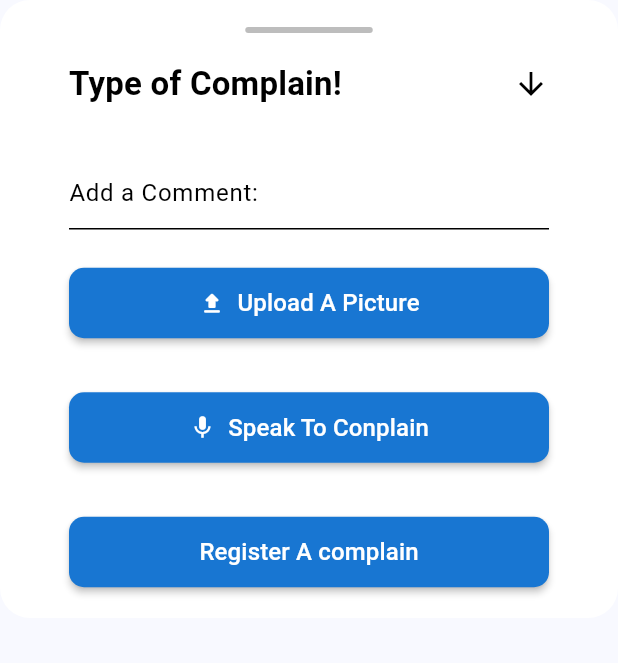
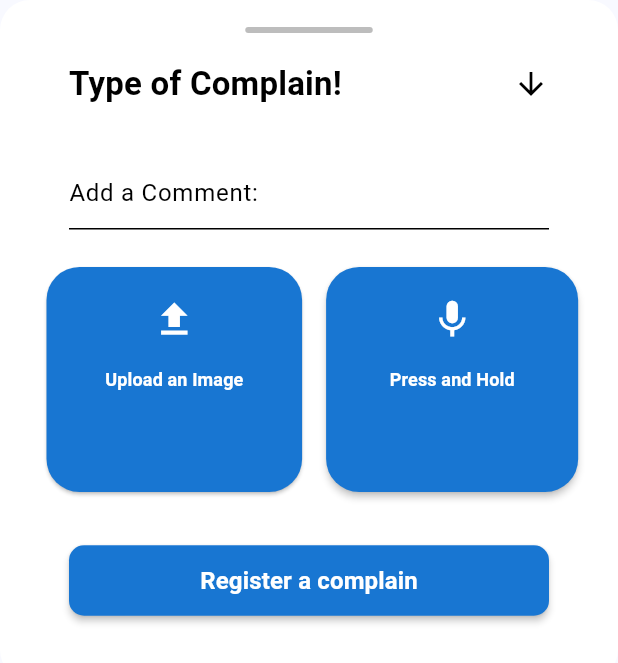
Before and after one commit to projectdoon/project_doon, a Flutter app: the DragList widget shown alone on an empty page, opened directly, on a phone screen of 412 x 824 dp. Shown: the top 663 px of the screen. Run offline on Flutter 3.47's test engine with Material 3 defaults, Android fonts, the phone set to English and light mode, and no system bars; our stand-ins replace firebase_auth, firebase_core, flutter_svg, geocoding, geolocator, get and 4 more; missing offline and left inert: dart:ffi, mongo_dart; accounts and stored records are empty; Roboto replaces fonts that are missing (FontMain/Product Sans Bold.ttf); project files that could hold a hidden picture were left out.

Commit message:
my complain ui

```diff
--- a/lib/Home_Screen_ui/Complains/isRegister.dart
+++ b/lib/Home_Screen_ui/Complains/isRegister.dart
@@ -1,4 +1,5 @@
 import 'package:flutter/material.dart';
+import 'package:flutter_svg/svg.dart';
 
 import '../Navigation_menu.dart';
 
@@ -51,11 +52,14 @@ class _IsregisterState extends State<Isregister> {
               margin: const EdgeInsets.only(top: 16),
               width: MediaQuery.of(context).size.width * 0.7,
               height: MediaQuery.of(context).size.height * 0.3,
+              // child: SvgPicture.asset(
+              //   'assets/Ok-amico 1.svg',
+              //   fit: BoxFit.cover,
+              // ),
               decoration: BoxDecoration(
                 borderRadius: BorderRadius.circular(12),
                 image: DecorationImage(
                   image: AssetImage('assets/Male Memojis.png'),
-
                   fit: BoxFit.cover,
                 ),
               ),
--- a/lib/Home_Screen_ui/Complains/quickDraglist.dart
+++ b/lib/Home_Screen_ui/Complains/quickDraglist.dart
@@ -2,7 +2,7 @@ import 'package:flutter/cupertino.dart';
 import 'package:flutter/material.dart';
 import 'package:mydoon/Home_Screen_ui/Complains/quicDragIsregister.dart';
 
-import 'isRegister.dart';
+import '../home_screen.dart';
 
 class DragList extends StatefulWidget {
   const DragList({super.key});
@@ -12,12 +12,24 @@ class DragList extends StatefulWidget {
 }
 
 class _DragListState extends State<DragList> {
+
   List<String> itemsofComplain = ["Garbage Collection", "Dead Animal", "Water Leakage"];
   String? index;
 
   @override
   Widget build(BuildContext context) {
+
+    void addToUserComplain() {
+      print('added succesfully');
+      userComplain.add({"message": "You Registered a complain",});
+      Navigator.pop(context);
+    }
+
+
+    double displaySize = MediaQuery.of(context).size.width;
     return DraggableScrollableSheet(
+      initialChildSize: 0.55,
+      maxChildSize: 0.85,
       expand: false,
       builder: (BuildContext context, ScrollController scrollController) {
         return Container(
@@ -104,50 +116,209 @@ class _DragListState extends State<DragList> {
 
                 const SizedBox(height: 25),
 
-                // upload picture
-                Container(
-              width: 450,
-              child: Padding(
-                padding: const EdgeInsets.only(left: 30, right: 30),
-                child: ElevatedButton(
-                  style: ElevatedButton.styleFrom(
-                    backgroundColor: const Color.fromARGB(255, 24, 118, 210),
-                    elevation: 2.0, // Button shadow
-                    shape: RoundedRectangleBorder(
-                      borderRadius: BorderRadius.circular(10.0), // Rounded corners
-                    ),
-                    padding: const EdgeInsets.symmetric(
-                        horizontal: 20, vertical: 12), // Button padding
-                  ),
-                  onPressed: () async {
 
-                  },
-                  child: const Row(
-                    mainAxisSize: MainAxisSize.min,
-                    mainAxisAlignment: MainAxisAlignment.center,
-                    children: [
-                      Icon(
-                        Icons.upload_rounded,
-                        color: Colors.white,
-                      ),
-                      SizedBox(width: 8),
-                      Text(
-                        'Upload A Picture',
-                        style: TextStyle(
-                          color: Colors.white, // Text color
-                          fontSize: 16, // Text size
+
+                Row(
+
+                  children: [
+
+                    Container(
+                      width: displaySize * 0.45,
+                      height: 150,
+                      padding: const EdgeInsets.only(left: 15,),
+                      child: ElevatedButton(
+                        style: ElevatedButton.styleFrom(
+                          backgroundColor: const Color.fromARGB(255, 24, 118, 210),
+                          shape: RoundedRectangleBorder(
+                            borderRadius: BorderRadius.circular(22.0), // Rounded corners
+                          ),
+                        ),
+                        onPressed: () {},
+                        child: const Padding(
+                          padding: EdgeInsets.only(top:20,),
+                          child: Column(
+                            mainAxisAlignment: MainAxisAlignment.start,
+                            children: [
+                              Icon(
+                                Icons.upload,
+                                size: 30,
+                                color: Colors.white,
+                              ),
+                              SizedBox(height: 16),
+                              Text(
+                                'Upload an Image',
+                                style: TextStyle(
+                                  color: Colors.white,
+                                  fontSize: 12, // Text size
+                                  fontWeight: FontWeight.bold
+                                ),
+                              ),
+
+                              SizedBox(height: 16),
+
+                              // Align(
+                              //   alignment: Alignment.centerLeft,
+                              //   child: Text(
+                              //     'One Click Register! ',
+                              //     style: TextStyle(
+                              //         color: Colors.white,
+                              //         fontSize: 10, // Text size
+                              //     ),
+                              //   ),
+                              // ),
+
+                            ],
+                          ),
                         ),
                       ),
-                    ],
-                  ),
+                    ),
+
+                    SizedBox(width: 16),
+
+                    Container(
+                      width: displaySize * 0.42,
+                      height: 150,
+                      padding: const EdgeInsets.only(right: 5,),
+                      child: ElevatedButton(
+                        style: ElevatedButton.styleFrom(
+                          backgroundColor: const Color.fromARGB(255, 24, 118, 210),
+                          elevation: 2.0, // Button shadow
+                          shape: RoundedRectangleBorder(
+                            borderRadius: BorderRadius.circular(22.0), // Rounded corners
+                          ),
+                        ),
+                        onPressed: () {  },
+                        child: Padding(
+                          padding: EdgeInsets.only(top:20,),
+                          child: const Column(
+                            mainAxisAlignment: MainAxisAlignment.start,
+                            children: [
+                              Icon(
+                                Icons.mic,
+                                size: 30,
+                                color: Colors.white,
+                              ),
+                              SizedBox(height: 16),
+                              Text(
+                                'Press and Hold',
+                                style: TextStyle(
+                                    color: Colors.white,
+                                    fontSize: 12, // Text size
+                                    fontWeight: FontWeight.bold
+                                ),
+                              ),
+
+                              SizedBox(height: 16),
+
+                              // Align(
+                              //   alignment: Alignment.centerLeft,
+                              //   child: Text(
+                              //     'One Click Register! ',
+                              //     style: TextStyle(
+                              //         color: Colors.white,
+                              //         fontSize: 10, // Text size
+                              //     ),
+                              //   ),
+                              // ),
+
+                            ],
+                          ),
+                        ),
+                      ),
+                    ),
+
+                  ],
+
                 ),
-              ),
-            ),
 
+
+                // const SizedBox(height: 35),
+
+                //     Container(
+            //   width: 450,
+            //   child: Padding(
+            //     padding: const EdgeInsets.only(left: 30, right: 30),
+            //     child: ElevatedButton(
+            //       style: ElevatedButton.styleFrom(
+            //         backgroundColor: const Color.fromARGB(255, 24, 118, 210),
+            //         elevation: 2.0, // Button shadow
+            //         shape: RoundedRectangleBorder(
+            //           borderRadius: BorderRadius.circular(10.0), // Rounded corners
+            //         ),
+            //         padding: const EdgeInsets.symmetric(
+            //             horizontal: 20, vertical: 12), // Button padding
+            //       ),
+            //       onPressed: () async {
+            //
+            //       },
+            //       child: const Row(
+            //         mainAxisSize: MainAxisSize.min,
+            //         mainAxisAlignment: MainAxisAlignment.center,
+            //         children: [
+            //           Icon(
+            //             Icons.upload_rounded,
+            //             color: Colors.white,
+            //           ),
+            //           SizedBox(width: 8),
+            //           Text(
+            //             'Upload A Picture',
+            //             style: TextStyle(
+            //               color: Colors.white, // Text color
+            //               fontSize: 16, // Text size
+            //             ),
+            //           ),
+            //         ],
+            //       ),
+            //     ),
+            //   ),
+            // ),
+
+
+                // const SizedBox(height: 35),
+                //
+                // // speak to complain
+                // Container(
+                //   width: 450,
+                //   child: Padding(
+                //     padding: const EdgeInsets.only(left: 30, right: 30),
+                //     child: ElevatedButton(
+                //       style: ElevatedButton.styleFrom(
+                //         backgroundColor: const Color.fromARGB(255, 24, 118, 210),
+                //         elevation: 2.0, // Button shadow
+                //         shape: RoundedRectangleBorder(
+                //           borderRadius: BorderRadius.circular(10.0), // Rounded corners
+                //         ),
+                //         padding: const EdgeInsets.symmetric(
+                //             horizontal: 20, vertical: 12), // Button padding
+                //       ),
+                //       onPressed: () async {
+                //
+                //       },
+                //       child: Row(
+                //         mainAxisSize: MainAxisSize.min,
+                //         mainAxisAlignment: MainAxisAlignment.center,
+                //         children: const [
+                //           Icon(
+                //             Icons.mic,
+                //             color: Colors.white,
+                //           ),
+                //           SizedBox(width: 8),
+                //           Text(
+                //             'Speak To Conplain',
+                //             style: TextStyle(
+                //               color: Colors.white, // Text color
+                //               fontSize: 16, // Text size
+                //             ),
+                //           ),
+                //         ],
+                //       ),
+                //     ),
+                //   ),
+                // ),
+                //
 
                 const SizedBox(height: 35),
 
-                // speak to complain
                 Container(
                   width: 450,
                   child: Padding(
@@ -162,50 +333,10 @@ class _DragListState extends State<DragList> {
                         padding: const EdgeInsets.symmetric(
                             horizontal: 20, vertical: 12), // Button padding
                       ),
-                      onPressed: () async {
+                      onPressed: ()  {
 
-                      },
-                      child: Row(
-                        mainAxisSize: MainAxisSize.min,
-                        mainAxisAlignment: MainAxisAlignment.center,
-                        children: const [
-                          Icon(
-                            Icons.mic,
-                            color: Colors.white,
-                          ),
-                          SizedBox(width: 8),
-                          Text(
-                            'Speak To Conplain',
-                            style: TextStyle(
-                              color: Colors.white, // Text color
-                              fontSize: 16, // Text size
-                            ),
-                          ),
-                        ],
-                      ),
-                    ),
-                  ),
-                ),
+                        addToUserComplain();
 
-
-                const SizedBox(height: 35),
-
-                // register  a complain
-                Container(
-                  width: 450,
-                  child: Padding(
-                    padding: const EdgeInsets.only(left: 30, right: 30),
-                    child: ElevatedButton(
-                      style: ElevatedButton.styleFrom(
-                        backgroundColor: const Color.fromARGB(255, 24, 118, 210),
-                        elevation: 2.0, // Button shadow
-                        shape: RoundedRectangleBorder(
-                          borderRadius: BorderRadius.circular(10.0), // Rounded corners
-                        ),
-                        padding: const EdgeInsets.symmetric(
-                            horizontal: 20, vertical: 12), // Button padding
-                      ),
-                      onPressed: () async {
                         showModalBottomSheet(
                           context: context,
                           isScrollControlled: true,
@@ -222,10 +353,11 @@ class _DragListState extends State<DragList> {
                         mainAxisAlignment: MainAxisAlignment.center,
                         children: [
                           Text(
-                            'Register A complain',
+                            'Register a complain',
                             style: TextStyle(
                               color: Colors.white, // Text color
                               fontSize: 16, // Text size
+                              fontWeight: FontWeight.bold,
                             ),
                           ),
                         ],
@@ -233,7 +365,6 @@ class _DragListState extends State<DragList> {
                     ),
                   ),
                 ),
-
 
               ],
             ),
--- a/lib/Home_Screen_ui/home_screen.dart
+++ b/lib/Home_Screen_ui/home_screen.dart
@@ -10,6 +10,7 @@ import 'Category_Second_Row.dart';
 import 'category_icons.dart';
 
 
+List<Map<String, String>> userComplain = [];
 
 class HomeScreen extends StatefulWidget {
   const HomeScreen({super.key});
@@ -211,7 +212,7 @@ class _HomeScreenState extends State<HomeScreen> {
                     EdgeInsets.only(top: 15, right: 18, left: 18, bottom: 41),
                 height: 100,
                 decoration: BoxDecoration(
-
+                    // color: Colors.black,
                     color: Color.fromARGB(26, 255, 0, 0),
                     borderRadius: BorderRadius.circular(20)),
               ),
--- a/lib/main.dart
+++ b/lib/main.dart
@@ -19,6 +19,6 @@ void main() async {
       colorSchemeSeed: Colors.blue,
     ),
     debugShowCheckedModeBanner: false,
-    home: const CheckState(),))
+    home:  NavigationMenu(),))
   ;
 }
--- a/lib/state.dart
+++ b/lib/state.dart
@@ -20,7 +20,7 @@ class CheckState extends StatelessWidget {
             return NavigationMenu();
           }
           else {
-            return NavigationMenu(); //
+            return NavigationMenu();
           }
         }
     );
```
Also changed, not shown: lib/Home_Screen_ui/Complains/quicDragIsregister.dart (+8 -11 lines), lib/Home_Screen_ui/Navigation_menu.dart (+11 -0 lines), lib/User Profile/MyComplain.dart (added, +91 -0 lines), lib/User Profile/profileSection.dart (+5 -6 lines), assets/Ok-amico 1.svg (added).
